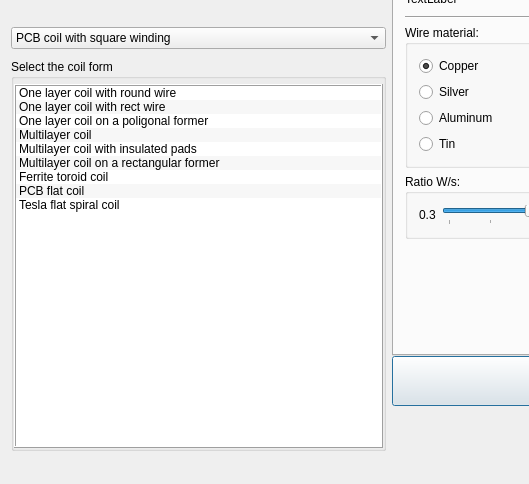
radioacoustick/Coil64, file mainwindow.ui: the form before one commit; both pictures show x 0 to 529 and y 294 to 778 of the 1195 by 778 pixel window.
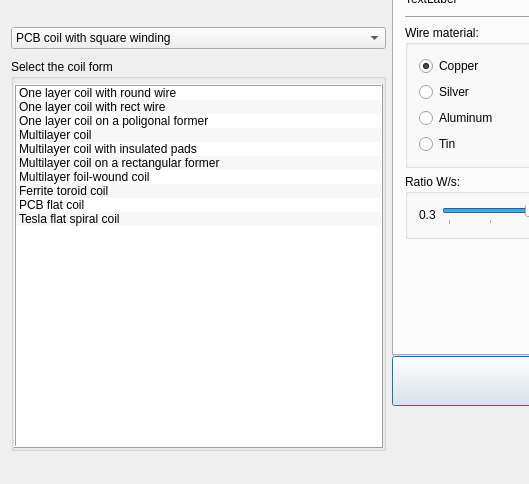
The form after the commit. Icons and pictures are not drawn.

Patch:
```diff
--- a/mainwindow.ui
+++ b/mainwindow.ui
@@ -195,6 +195,15 @@
               <normaloff>:/menu_ico/res/ico1-multi-layer-rect.png</normaloff>:/menu_ico/res/ico1-multi-layer-rect.png</iconset>
             </property>
            </item>
+           <item>
+            <property name="text">
+             <string>Multilayer foil-wound coil</string>
+            </property>
+            <property name="icon">
+             <iconset resource="res.qrc">
+              <normaloff>:/menu_ico/res/ico1-multi-tape.png</normaloff>:/menu_ico/res/ico1-multi-tape.png</iconset>
+            </property>
+           </item>
            <item>
             <property name="text">
              <string>Ferrite toroid coil</string>
```
Left out of the diff: 12 changed lines with no effect on the pictures.
